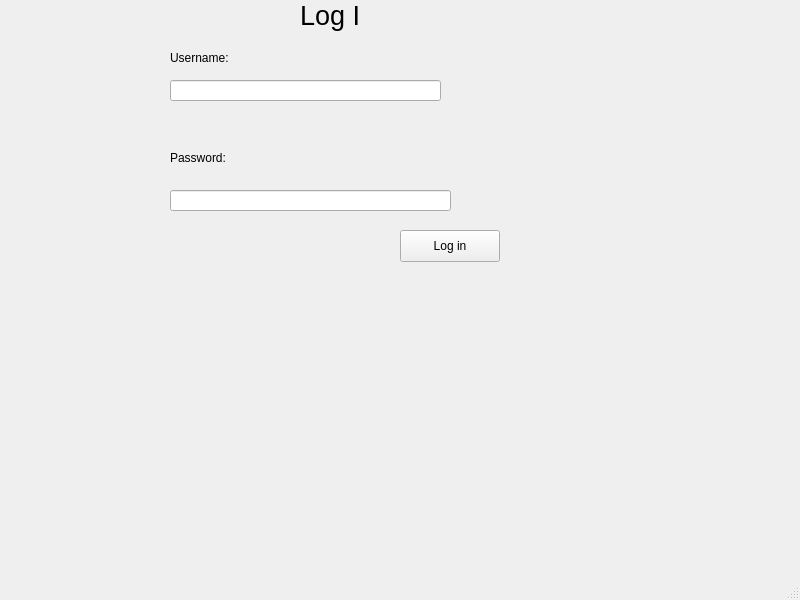
This is cs_ll_project/mainwindow.ui in Nashaat324/CS_ll_lab_project as Qt 5 draws it before an edit. The edited form follows.
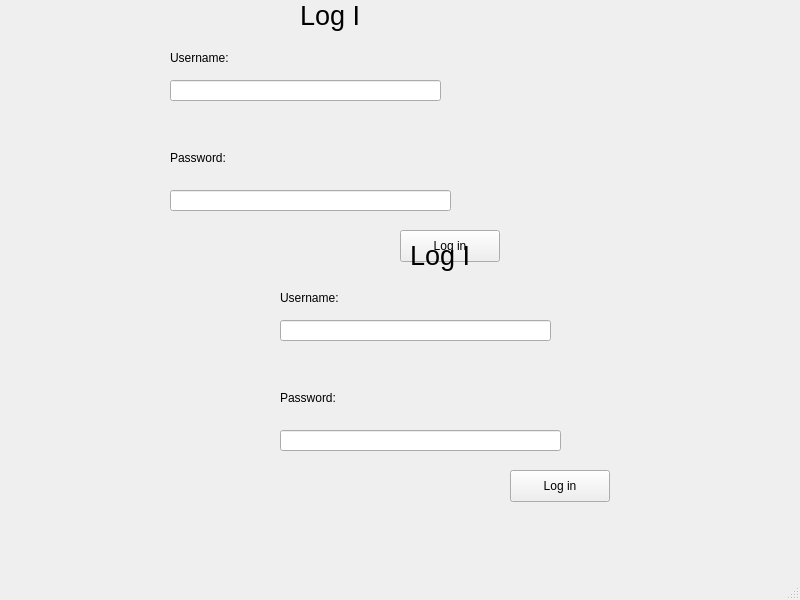
This is the edited form.

```diff
--- a/cs_ll_project/mainwindow.ui
+++ b/cs_ll_project/mainwindow.ui
@@ -95,6 +95,87 @@
      <string>Log in</string>
     </property>
    </widget>
+   <widget class="QLabel" name="label_4">
+    <property name="geometry">
+     <rect>
+      <x>280</x>
+      <y>390</y>
+      <width>71</width>
+      <height>16</height>
+     </rect>
+    </property>
+    <property name="text">
+     <string>Password: </string>
+    </property>
+   </widget>
+   <widget class="QLineEdit" name="usernameLineEdit_3">
+    <property name="geometry">
+     <rect>
+      <x>280</x>
+      <y>430</y>
+      <width>281</width>
+      <height>21</height>
+     </rect>
+    </property>
+    <property name="echoMode">
+     <enum>QLineEdit::EchoMode::Password</enum>
+    </property>
+   </widget>
+   <widget class="QLineEdit" name="usernameLineEdit_4">
+    <property name="geometry">
+     <rect>
+      <x>280</x>
+      <y>320</y>
+      <width>271</width>
+      <height>21</height>
+     </rect>
+    </property>
+   </widget>
+   <widget class="QLabel" name="label_5">
+    <property name="geometry">
+     <rect>
+      <x>280</x>
+      <y>290</y>
+      <width>71</width>
+      <height>16</height>
+     </rect>
+    </property>
+    <property name="text">
+     <string>Username: </string>
+    </property>
+   </widget>
+   <widget class="QLabel" name="label_6">
+    <property name="geometry">
+     <rect>
+      <x>410</x>
+      <y>240</y>
+      <width>58</width>
+      <height>31</height>
+     </rect>
+    </property>
+    <property name="font">
+     <font>
+      <family>Arial</family>
+      <pointsize>20</pointsize>
+     </font>
+    </property>
+    <property name="text">
+     <string>Log In</string>
+    </property>
+   </widget>
+   <widget class="QPushButton" name="loginButton_2">
+    <property name="geometry">
+     <rect>
+      <x>510</x>
+      <y>470</y>
+      <width>100</width>
+      <height>32</height>
+     </rect>
+    </property>
+    <property name="text">
+     <string>Log in</string>
+    </property>
+   </widget>
   </widget>
   <widget class="QMenuBar" name="menubar">
    <property name="geometry">
```
Left out of the diff: 2 changed lines with no effect on the pictures.
